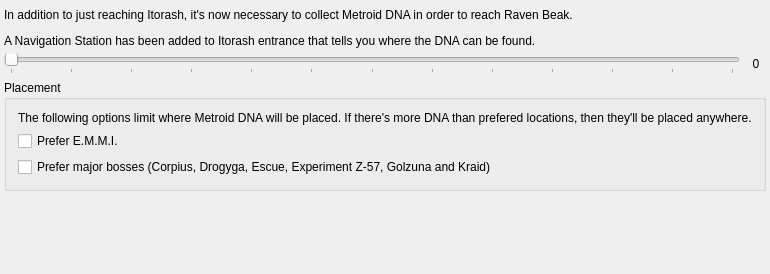
Old version of the form randovania/gui/ui_files/preset_dread_goal.ui in the repository randovania/randovania.
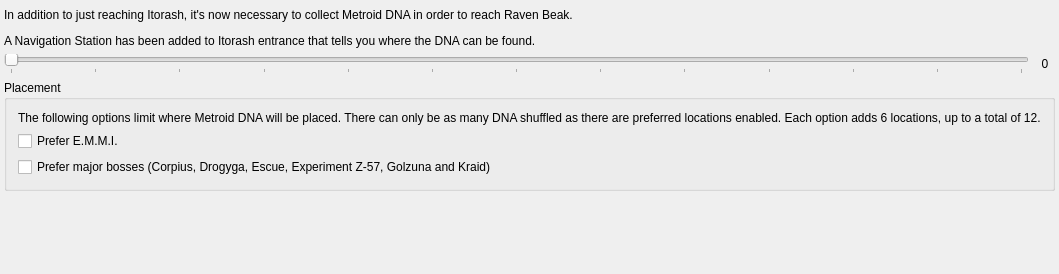
New version of the form.

Commit message: prevent shuffling DNA in the world

The edit to the form file:
```diff
--- a/randovania/gui/ui_files/preset_dread_goal.ui
+++ b/randovania/gui/ui_files/preset_dread_goal.ui
@@ -6,7 +6,7 @@
    <rect>
     <x>0</x>
     <y>0</y>
-    <width>580</width>
+    <width>768</width>
     <height>274</height>
    </rect>
   </property>
@@ -94,7 +94,7 @@
        <item>
         <widget class="QLabel" name="placement_label">
          <property name="text">
-          <string>&lt;html&gt;&lt;head/&gt;&lt;body&gt;&lt;p&gt;The following options limit where Metroid DNA will be placed. If there's more DNA than prefered locations, then they'll be placed anywhere.&lt;/p&gt;&lt;/body&gt;&lt;/html&gt;</string>
+          <string>&lt;html&gt;&lt;head/&gt;&lt;body&gt;&lt;p&gt;The following options limit where Metroid DNA will be placed. There can only be as many DNA shuffled as there are preferred locations enabled. Each option adds 6 locations, up to a total of 12.&lt;/p&gt;&lt;/body&gt;&lt;/html&gt;</string>
          </property>
         </widget>
        </item>
```
The commit also changes 1 other file.
